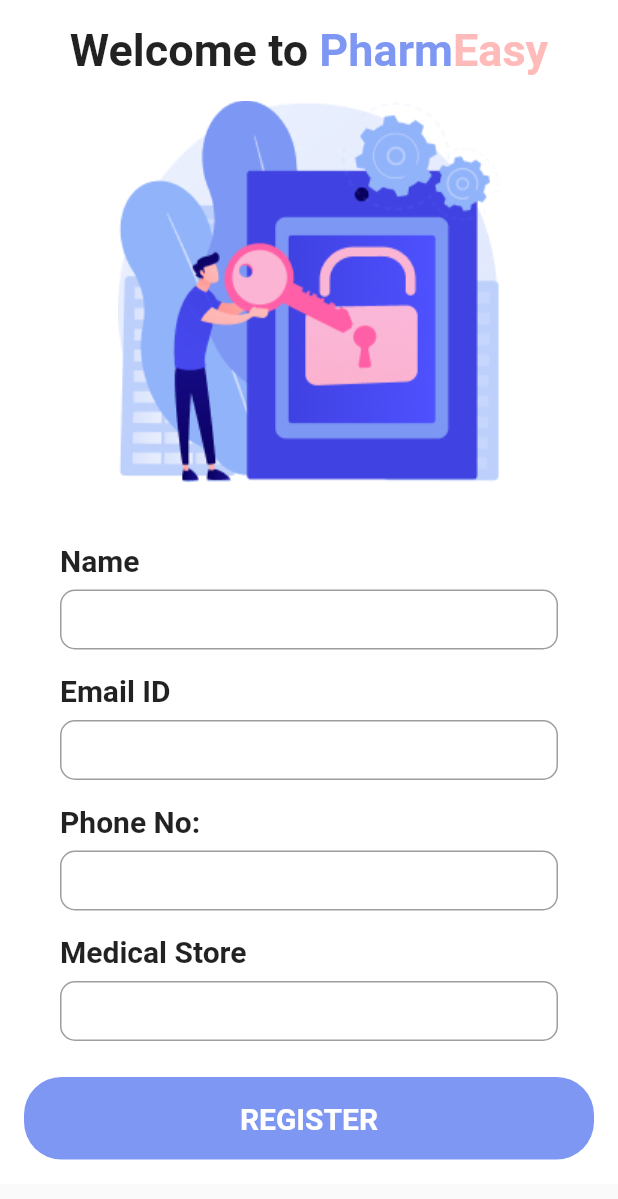
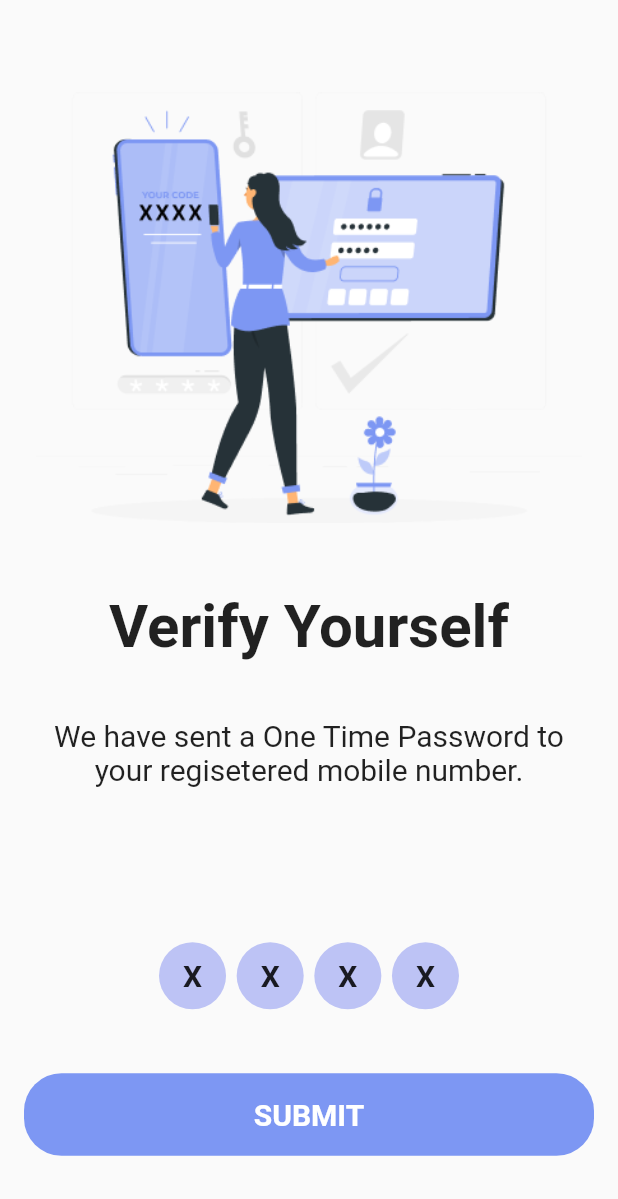
Before and after one commit to seramg/PharmEasy, a Flutter app: the screen it shows after launch, after a tap on "REGISTER", on a phone screen of 412 x 824 dp. Shown: the top 1199 px of the screen. Run offline on Flutter 3.47's test engine with Material 2 defaults, Android fonts, the phone set to English and light mode, and no system bars; our stand-ins replace cloud_firestore, firebase_auth, firebase_core; accounts and stored records are empty.

Commit message:
Did verify screen and made models

```diff
--- a/lib/button.dart
+++ b/lib/button.dart
@@ -1,11 +1,13 @@
 
 import 'package:flutter/material.dart';
+import 'package:pharmeasy/verify.dart';
 
 class Button extends StatelessWidget {
- final Function onClick;
+ final TextEditingController? phoneNo;
+ final Function? onClick;
   final String btntxt;
    const Button({
-    Key? key, required this.btntxt,required this.onClick
+    Key? key, required this.btntxt, this.onClick,this.phoneNo
   }) : super(key: key);
 
   @override
@@ -15,7 +17,11 @@ class Button extends StatelessWidget {
       child: ElevatedButton(
 
         onPressed: () {
-          onClick();
+          onClick!();
+          Navigator.push(
+            context,
+            MaterialPageRoute(builder: (context) =>  Verify(phone:phoneNo!)),
+          );
         },
         child:  Text(
          btntxt.toUpperCase(),
--- a/lib/main.dart
+++ b/lib/main.dart
@@ -1,5 +1,6 @@
 import 'package:cloud_firestore/cloud_firestore.dart';
 import 'package:flutter/material.dart';
+import 'package:pharmeasy/verify.dart';
 import 'package:pharmeasy/welcomeScreen.dart';
 import 'package:firebase_core/firebase_core.dart';
 import 'firebase_options.dart';
--- /dev/null
+++ b/lib/verify.dart
@@ -0,0 +1,80 @@
+import 'package:firebase_auth/firebase_auth.dart';
+import 'package:flutter/cupertino.dart';
+import 'package:flutter/material.dart';
+import 'package:pharmeasy/button.dart';
+
+class Verify extends StatelessWidget {
+  final TextEditingController? phone;
+  const Verify({Key? key, this.phone}) : super(key: key);
+
+  @override
+  Widget build(BuildContext context) {
+    return Scaffold(
+      body:Container(
+        child: SafeArea(
+          child: Padding(
+            padding: const EdgeInsets.all(16.0),
+            child: Column(
+              mainAxisAlignment: MainAxisAlignment.spaceEvenly,
+              children: [
+                Padding(
+                  padding: const EdgeInsets.all(8.0),
+                  child: Center(child:  Image.asset("assets/images/verify.png",)),
+                ),
+                const Center(child: Text('Verify Yourself',style: TextStyle(fontSize: 40,fontWeight: FontWeight.bold),)),
+                const Center(child: Text('We have sent a One Time Password to your regisetered mobile number.',
+                    style: TextStyle(fontSize: 20,fontWeight: FontWeight.normal),textAlign:  TextAlign.center)),
+                Center(child: Text(phone!.text,
+                    style: const TextStyle(fontSize: 20,fontWeight: FontWeight.bold),textAlign:  TextAlign.center)),
+                Center(
+                  child: Container(
+
+                    width: 200,
+                    child: Row(
+                      mainAxisAlignment: MainAxisAlignment.spaceBetween ,
+                      children: [
+                        Container(
+
+                          decoration: const BoxDecoration(
+                              color: Color(0xFFBDC3F5),
+                              shape: BoxShape.circle
+                          ),
+                          child: const Padding( padding: EdgeInsets.all(16.0),child: const Text('X',style: TextStyle(fontSize: 20,fontWeight: FontWeight.bold),)),
+                        ),
+                        Container(
+
+                          decoration: const BoxDecoration(
+                              color: Color(0xFFBDC3F5),
+                              shape: BoxShape.circle
+                          ),
+                          child: const Padding( padding: EdgeInsets.all(16.0),child: const Text('X',style: TextStyle(fontSize: 20,fontWeight: FontWeight.bold),)),
+                        ),
+                        Container(
+
+                          decoration: const BoxDecoration(
+                              color: Color(0xFFBDC3F5),
+                              shape: BoxShape.circle
+                          ),
+                          child: const Padding( padding: EdgeInsets.all(16.0),child: const Text('X',style: TextStyle(fontSize: 20,fontWeight: FontWeight.bold),)),
+                        ),
+                        Container(
+
+                          decoration: const BoxDecoration(
+                              color: Color(0xFFBDC3F5),
+                              shape: BoxShape.circle
+                          ),
+                          child: const Padding( padding: EdgeInsets.all(16.0),child: Text('X',style: const TextStyle(fontSize: 20,fontWeight: FontWeight.bold),)),
+                        ),
+                      ],
+                    ),
+                  ),
+                ),
+                const Button(btntxt: 'SUBMIT')
+              ],
+            ),
+          ),
+        ) ,
+      )
+      );
+  }
+}
--- a/lib/welcomeScreen.dart
+++ b/lib/welcomeScreen.dart
@@ -3,12 +3,14 @@ import 'package:flutter/cupertino.dart';
 import 'package:flutter/material.dart';
 import 'package:flutter/rendering.dart';
 import 'package:flutter/widgets.dart';
+import 'package:pharmeasy/models/medicalstore.dart';
 
 import 'Field.dart';
 import 'button.dart';
+import 'collections.dart';
+import 'models/user.dart';
 
 class WelcomeScreen extends StatefulWidget {
-
   const WelcomeScreen({Key? key}) : super(key: key);
 
   @override
@@ -16,45 +18,49 @@ class WelcomeScreen extends StatefulWidget {
 }
 
 class _WelcomeScreenState extends State<WelcomeScreen> {
-  TextEditingController nameController=TextEditingController();
+  TextEditingController nameController = TextEditingController();
 
-  TextEditingController emailIdController=TextEditingController();
+  TextEditingController emailIdController = TextEditingController();
 
-  TextEditingController phoneNoController=TextEditingController();
+  TextEditingController phoneNoController = TextEditingController();
 
-  TextEditingController medStoreController=TextEditingController();
-void onClick()
-{
+  TextEditingController medStoreController = TextEditingController();
+  void onClick() async {
     FirebaseFirestore firestore = FirebaseFirestore.instance;
-  firestore.collection("Users").add({
-   "name":nameController.text,
-    "emailId":emailIdController.text,
-    "phoneNo":phoneNoController.text,
-    "medStore":medStoreController.text
-  });
+    // MedicalStore medStore= MedicalStore(id: id, name: name)
+    // User user = User(id: id, name: nameController.text, phone: phoneNoController.text, email: emailIdController.text, medStore: medStoreController.text)
+    // var x= await firestore.collection("MedicalStore").add(medStore.toJson());
 
+    MedicalStore medStore = MedicalStore(name: medStoreController.text);
+    var x = await Collections.medicalStoreRef.add(medStore);
+    medStore.id = x.id;
+    await Collections.medicalStoreRef.doc(x.id).set(medStore);
+    User user = User(
+        id: emailIdController.text,
+        name: nameController.text,
+        phone: phoneNoController.text,
+        email: emailIdController.text,
+        medStore: medStore);
+    await Collections.usersRef.doc(user.id).set(user);
   }
+
   @override
   Widget build(BuildContext context) => SafeArea(
         child: SingleChildScrollView(
           child: Container(
-        color:Colors.white,
+            color: Colors.white,
             child: Padding(
-
               padding: const EdgeInsets.all(16.0),
               child: Column(
-
                 mainAxisAlignment: MainAxisAlignment.spaceEvenly,
                 crossAxisAlignment: CrossAxisAlignment.start,
-              children:  [
-
+                children: [
                   Row(
                     mainAxisAlignment: MainAxisAlignment.center,
-                  children: const[
-
+                    children: const [
                       Text(
                         "Welcome to ",
-                      style:  TextStyle(
+                        style: TextStyle(
                           fontSize: 30,
                           fontWeight: FontWeight.bold,
                           fontFamily: "Roboto",
@@ -62,43 +68,53 @@ void onClick()
                       ),
                       Text(
                         "Pharm",
-                      style:  TextStyle(
+                        style: TextStyle(
                             fontSize: 30,
                             fontWeight: FontWeight.bold,
                             fontFamily: "Roboto",
-                        color: Color(0xFF7D97F3)
-                      ),
+                            color: Color(0xFF7D97F3)),
                       ),
                       Text(
                         "Easy",
-                      style:  TextStyle(
+                        style: TextStyle(
                             fontSize: 30,
                             fontWeight: FontWeight.bold,
                             fontFamily: "Roboto",
-                          color: Color(0xFFFEBBBA)
-                      ),
+                            color: Color(0xFFFEBBBA)),
                       ),
                     ],
                   ),
-
                   Padding(
                     padding: const EdgeInsets.all(16.0),
-                 child: Center(
-                     child: Image.asset("assets/images/img1.png")
-                 ),
+                    child: Center(child: Image.asset("assets/images/img1.png")),
                   ),
                   Padding(
                     padding: const EdgeInsets.all(16.0),
                     child: Column(
                       children: [
-                       Field(text:"Name",controller: nameController,),
-                       Field(text:"Email ID",controller: emailIdController,),
-                       Field(text:"Phone No:",controller: phoneNoController,),
-                       Field(text:"Medical Store",controller: medStoreController,),
+                        Field(
+                          text: "Name",
+                          controller: nameController,
+                        ),
+                        Field(
+                          text: "Email ID",
+                          controller: emailIdController,
+                        ),
+                        Field(
+                          text: "Phone No:",
+                          controller: phoneNoController,
+                        ),
+                        Field(
+                          text: "Medical Store",
+                          controller: medStoreController,
+                        ),
                       ],
                     ),
                   ),
-                Button(btntxt:"Register",onClick:onClick)
+                  Button(
+                      btntxt: "Register",
+                      onClick: onClick,
+                      phoneNo: phoneNoController)
                 ],
               ),
             ),
--- a/pubspec.yaml
+++ b/pubspec.yaml
@@ -36,9 +36,12 @@ dependencies:
   cupertino_icons: ^1.0.2
   firebase_core: ^1.12.0
   cloud_firestore: ^3.1.8
-
+  json_annotation: ^4.4.0
+  firebase_auth: ^3.3.7
 
 dev_dependencies:
+  json_serializable: ^6.1.4
+  build_runner: ^2.1.7
   flutter_test:
     sdk: flutter
 
@@ -48,6 +51,7 @@ dev_dependencies:
   # package. See that file for information about deactivating specific lint
   # rules and activating additional ones.
   flutter_lints: ^1.0.0
+
 
 # For information on the generic Dart part of this file, see the
 # following page: https://dart.dev/tools/pub/pubspec
```
Also changed, not shown: lib/collections.dart (added, +48 -0 lines), lib/models/medicalstore.dart (added, +21 -0 lines), lib/models/medicines.dart (added, +25 -0 lines), lib/models/medicinesShort.dart (added, +23 -0 lines), lib/models/orders.dart (added, +27 -0 lines), lib/models/requests.dart (added, +28 -0 lines), lib/models/user.dart (added, +26 -0 lines), assets/images/verify.png (added), lib/models/medicalstore.g.dart (added), lib/models/medicines.g.dart (added), lib/models/medicinesShort.g.dart (added), lib/models/orders.g.dart (added), lib/models/requests.g.dart (added), lib/models/user.g.dart (added), 1 more files, 1 other file. Lines whose indentation alone changed are shown as unchanged.
